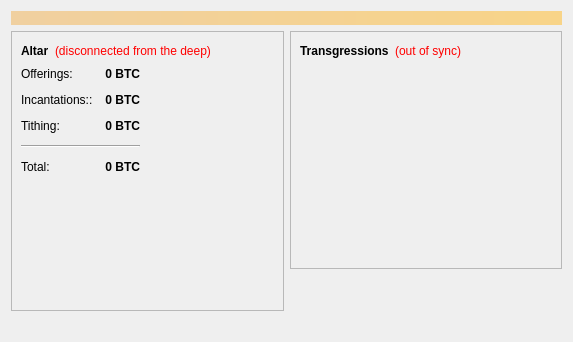
This is src/qt/forms/overviewpage.ui in eyemaginative/Offerings-to-Cthulhu as Qt 5 draws it before an edit. The edited form follows.
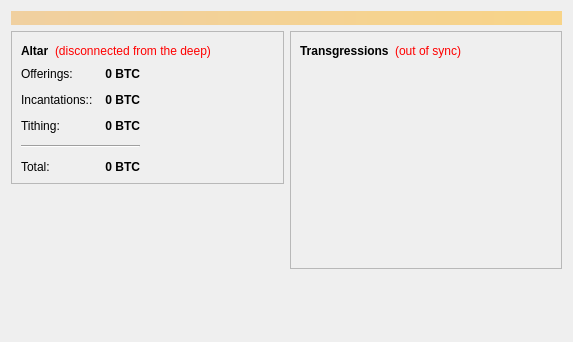
This is the edited form. Icons and pictures are not drawn.

What changed in the file:
```diff
--- a/src/qt/forms/overviewpage.ui
+++ b/src/qt/forms/overviewpage.ui
@@ -251,32 +251,54 @@
             </item>
            </layout>
           </item>
-          <item>
-           <spacer name="verticalSpacer">
-            <property name="orientation">
-             <enum>Qt::Vertical</enum>
-            </property>
-            <property name="sizeHint" stdset="0">
-             <size>
-              <width>20</width>
-              <height>40</height>
-             </size>
-            </property>
-           </spacer>
-          </item>
          </layout>
         </widget>
        </item>
+       <item>
+        <spacer name="verticalSpacer_logoTop">
+         <property name="orientation">
+          <enum>Qt::Vertical</enum>
+         </property>
+         <property name="sizeHint" stdset="0">
+          <size>
+           <width>20</width>
+           <height>40</height>
+          </size>
+         </property>
+        </spacer>
+       </item>
        <item>
         <widget class="QLabel" name="label_2">
+         <property name="sizePolicy">
+          <sizepolicy hsizetype="Preferred" vsizetype="Fixed">
+           <horstretch>0</horstretch>
+           <verstretch>0</verstretch>
+          </sizepolicy>
+         </property>
          <property name="text">
           <string/>
          </property>
          <property name="pixmap">
           <pixmap resource="../bitcoin.qrc">:/images/wallet_bgcoin</pixmap>
          </property>
+         <property name="alignment">
+          <set>Qt::AlignHCenter|Qt::AlignVCenter</set>
+         </property>
         </widget>
        </item>
+       <item>
+        <spacer name="verticalSpacer">
+         <property name="orientation">
+          <enum>Qt::Vertical</enum>
+         </property>
+         <property name="sizeHint" stdset="0">
+          <size>
+           <width>20</width>
+           <height>40</height>
+          </size>
+         </property>
+        </spacer>
+       </item>
       </layout>
      </item>
      <item>
```
